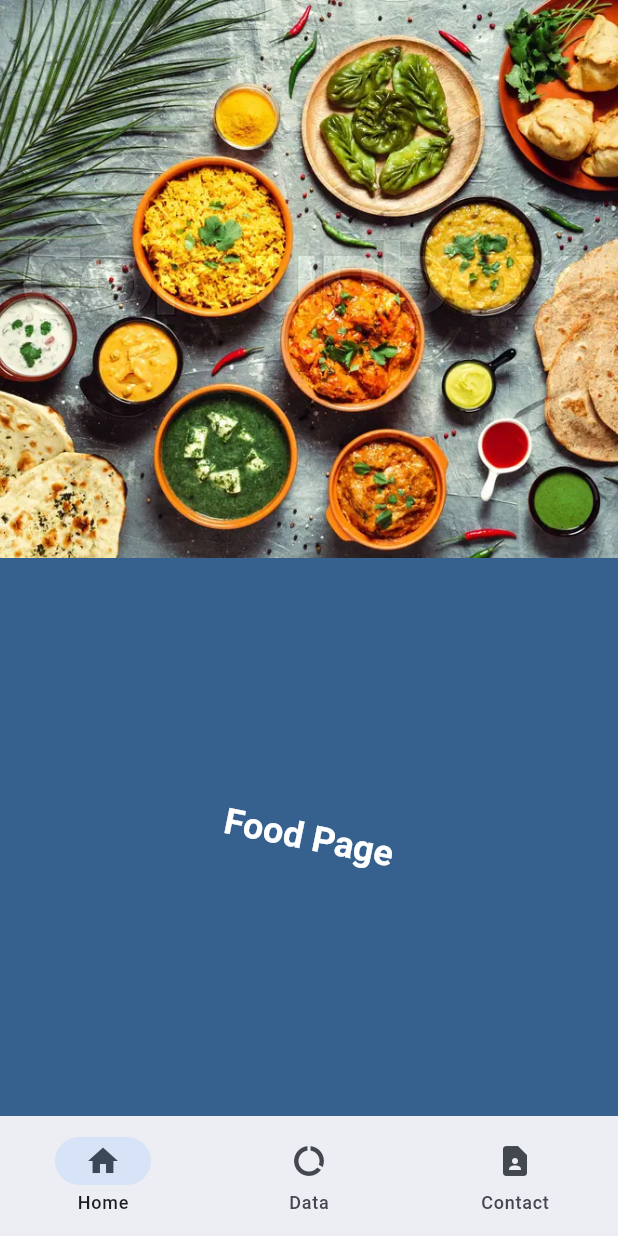
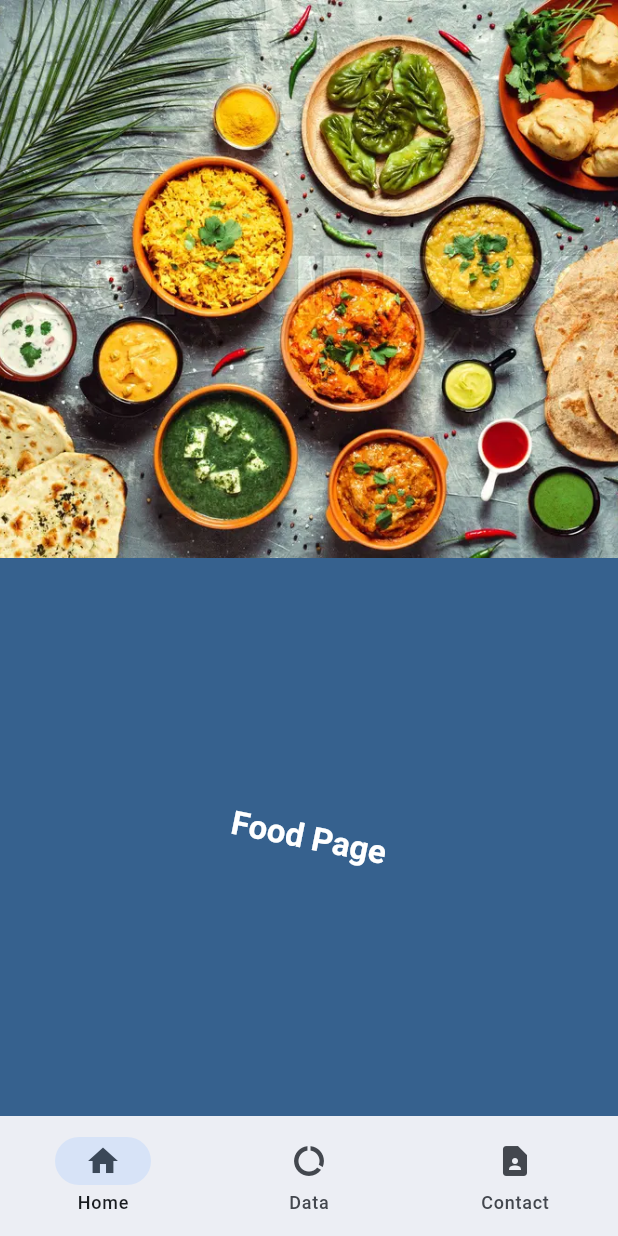
Before and after one commit to jaff0040/flutter_navigation_app, a Flutter app: the screen it shows after launch, on a phone screen of 412 x 824 dp. Run offline on Flutter 3.47's test engine with Material 3 defaults, Android fonts, the phone set to English and light mode, and no system bars.

Commit message:
Update Styling

```diff
--- a/lib/main.dart
+++ b/lib/main.dart
@@ -4,10 +4,12 @@ import 'pages/data_page.dart';
 import 'pages/contact_page.dart';
 
 void main() {
-  runApp(MyApp());
+  runApp(const MyApp());
 }
 
 class MyApp extends StatelessWidget {
+  const MyApp({super.key});
+
   @override
   Widget build(BuildContext context) {
     return MaterialApp(
@@ -23,13 +25,17 @@ class MyApp extends StatelessWidget {
           headlineMedium: TextStyle(fontSize: 24, fontWeight: FontWeight.bold),
         ), // Updated from headline4 to headlineMedium for compatibility
       ),
-      home: MyNavigationBar(), // Set the Navigation Bar as the home widget
+      home:
+          const MyNavigationBar(), // Set the Navigation Bar as the home widget
     );
   }
 }
 
 class MyNavigationBar extends StatefulWidget {
+  const MyNavigationBar({super.key});
+
   @override
+  // ignore: library_private_types_in_public_api
   _MyNavigationBarState createState() => _MyNavigationBarState();
 }
 
@@ -38,9 +44,9 @@ class _MyNavigationBarState extends State<MyNavigationBar> {
 
   // List of pages
   final List<Widget> _pages = [
-    const HomePage(), // Home page
-    const DataPage(), // Data page
-    ContactPage(), // Contact page
+    const HomePage(),
+    const DataPage(),
+    const ContactPage(),
   ];
 
   // Function to handle navigation bar taps
--- a/lib/pages/data_page.dart
+++ b/lib/pages/data_page.dart
@@ -1,7 +1,7 @@
 import 'package:flutter/material.dart';
 import 'dart:convert';
 import 'package:http/http.dart' as http;
-import '../models/user.dart'; // Import the data model
+import '../models/user.dart';
 
 class DataPage extends StatefulWidget {
   const DataPage({super.key});
@@ -14,7 +14,8 @@ class DataPageState extends State<DataPage> {
   late Future<List<User>> users;
 
   Future<List<User>> fetchUsers() async {
-    final response = await http.get(Uri.parse('https://randomuser.me/api/?results=10'));
+    final response =
+        await http.get(Uri.parse('https://randomuser.me/api/?results=10'));
     if (response.statusCode == 200) {
       final jsonData = json.decode(response.body);
       List<dynamic> results = jsonData['results'];
--- a/lib/pages/home_page.dart
+++ b/lib/pages/home_page.dart
@@ -22,14 +22,17 @@ class HomePage extends StatelessWidget {
           Expanded(
             flex: 1,
             child: Container(
-              color: Theme.of(context).colorScheme.primary, // Use theme color
+              color: Theme.of(context).colorScheme.primary,
               child: Center(
                 child: Transform.rotate(
-                  angle: 0.2, // Apply a rotation transformation
+                  angle: 0.2, //rotation transformation
                   child: Text(
                     'Food Page',
                     style: Theme.of(context).textTheme.headlineMedium?.copyWith(
                           color: Theme.of(context).colorScheme.onPrimary,
+                          fontSize:
+                              Theme.of(context).textTheme.titleLarge?.fontSize,
+                          fontWeight: FontWeight.bold,
                         ),
                     textAlign: TextAlign.center,
                   ),
```
